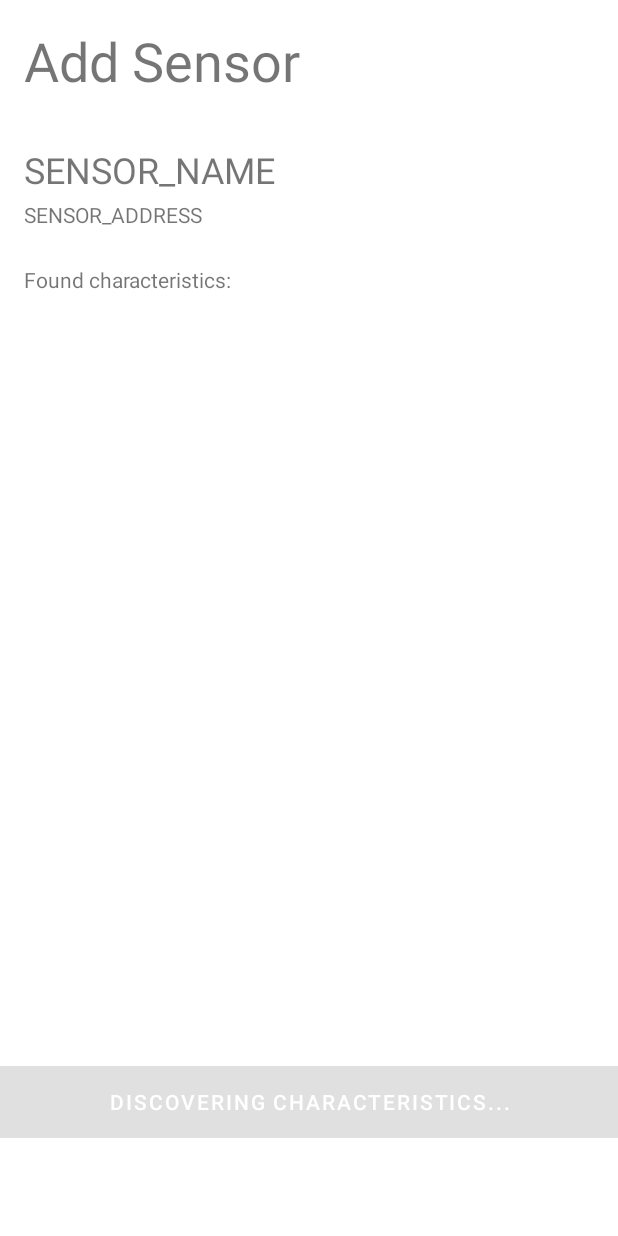
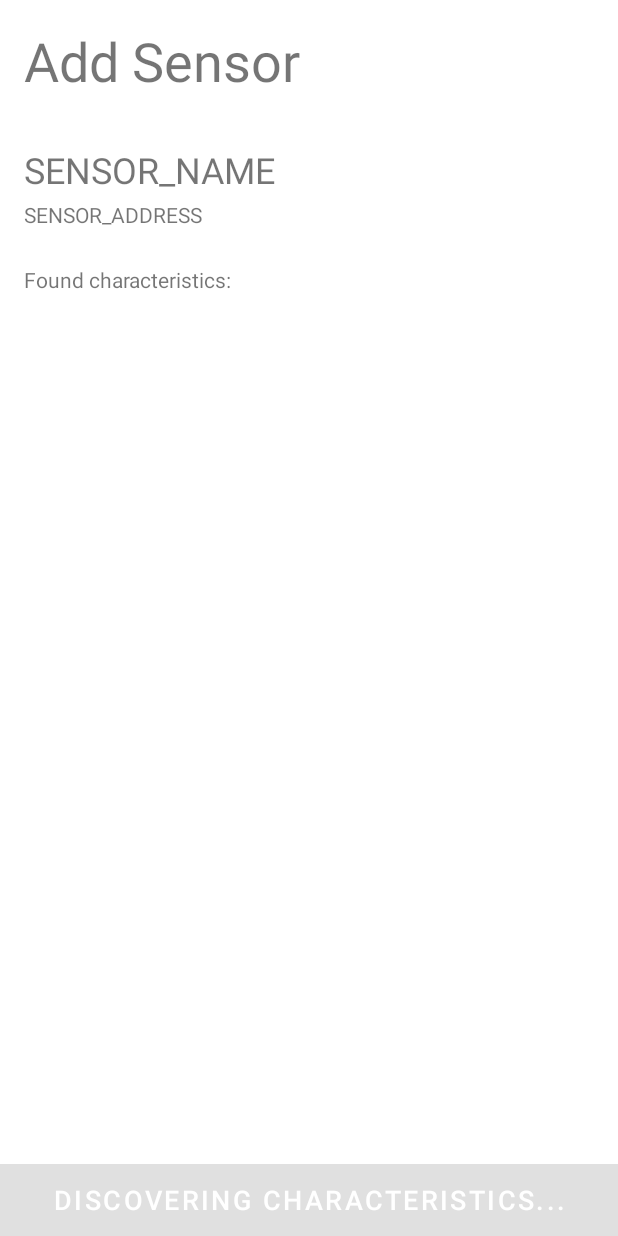
Before and after one commit to nemetz07/ble2cloud, an Android app: the layout add_sensor_fragment.xml on its own in the app's theme, with its tools: preview values and no code run, on a phone screen of 412 x 824 dp. Run offline under Robolectric (Android 15) with nearby library versions, the light colour scheme and no system bars.

Commit message:
Minor refactoring

```diff
--- a/app/src/main/java/com/nemetz/ble2cloud/connection/BLEScanSettings.kt
+++ b/app/src/main/java/com/nemetz/ble2cloud/connection/BLEScanSettings.kt
@@ -21,6 +21,6 @@ object BLEScanSettings {
         .setScanMode(ScanSettings.SCAN_MODE_BALANCED)
         .setNumOfMatches(ScanSettings.MATCH_NUM_ONE_ADVERTISEMENT)
         .setMatchMode(ScanSettings.MATCH_MODE_AGGRESSIVE)
-//        .setCallbackType(ScanSettings.CALLBACK_TYPE_FIRST_MATCH)
+        .setCallbackType(ScanSettings.CALLBACK_TYPE_FIRST_MATCH)
         .build()
 }
--- a/app/src/main/java/com/nemetz/ble2cloud/service/DataCollectionService.kt
+++ b/app/src/main/java/com/nemetz/ble2cloud/service/DataCollectionService.kt
@@ -259,8 +259,8 @@ class DataCollectionService : Service(), EventListener<QuerySnapshot> {
 
             if (locationRecord) {
                 fusedLocationClient?.lastLocation?.addOnSuccessListener {
-                    sensorData.latitude = it.latitude
-                    sensorData.longitude = it.longitude
+                    sensorData.latitude = it?.latitude
+                    sensorData.longitude = it?.longitude
                     sensorData.sensorName = sensor.BLESensor.name
                     sensorData.address = sensor.BLESensor.address
                     if (sensorValue.format != null) {
--- a/app/src/main/java/com/nemetz/ble2cloud/ui/addSensor/AddSensorFragment.kt
+++ b/app/src/main/java/com/nemetz/ble2cloud/ui/addSensor/AddSensorFragment.kt
@@ -1,5 +1,6 @@
 package com.nemetz.ble2cloud.ui.addSensor
 
+import android.annotation.SuppressLint
 import android.os.Bundle
 import android.view.LayoutInflater
 import android.view.View
@@ -57,7 +58,7 @@ class AddSensorFragment : BaseFragment() {
         viewModel.charactersitics = (context as MainActivity).viewModel.characteristics
 
         viewManager = LinearLayoutManager(context)
-        viewAdapter = CharacteristicsAdapter(viewModel.cellCharactersitics)
+        viewAdapter = CharacteristicsAdapter(viewModel.cellCharacteristics)
 
         addSensorRecyclerView.apply {
             layoutManager = viewManager
@@ -79,6 +80,7 @@ class AddSensorFragment : BaseFragment() {
         viewModel.discoverCharacteristics(context!!.applicationContext)
     }
 
+    @SuppressLint("SetTextI18n")
     @Subscribe
     fun onSensorServicesDiscovered(event: ServicesDiscoveredEvent) {
         uiScope.launch {
--- a/app/src/main/java/com/nemetz/ble2cloud/ui/addSensor/AddSensorViewModel.kt
+++ b/app/src/main/java/com/nemetz/ble2cloud/ui/addSensor/AddSensorViewModel.kt
@@ -22,7 +22,7 @@ class AddSensorViewModel : ViewModel() {
     var bluetoothGatt: BluetoothGatt? = null
     var services: MutableList<BluetoothGattService>? = null
     var sensor: BLESensor? = null
-    val cellCharactersitics: ArrayList<CharacteristicCell> = arrayListOf()
+    val cellCharacteristics: ArrayList<CharacteristicCell> = arrayListOf()
 
     lateinit var charactersitics: ArrayList<BLECharacteristic>
 
@@ -64,7 +64,7 @@ class AddSensorViewModel : ViewModel() {
                 val bleCharacteristic =
                     charactersitics.find { it.uuid == characteristic.uuid.toString() }
                 bleCharacteristic?.data?.forEach { dataFormat ->
-                    cellCharactersitics.add(
+                    cellCharacteristics.add(
                         CharacteristicCell(
                             name = dataFormat.name,
                             uuid = bleCharacteristic.uuid ?: "-",
@@ -87,7 +87,7 @@ class AddSensorViewModel : ViewModel() {
     }
 
     fun saveSensor(cloudConnector: CloudConnector) {
-        cellCharactersitics.forEach { characteristic ->
+        cellCharacteristics.forEach { characteristic ->
             if (characteristic.enabled) {
                 val myCharacteristic = charactersitics.find { it.uuid == characteristic.uuid }
                 val dataFormat = myCharacteristic?.data?.find { it.name == characteristic.name }
--- a/app/src/main/java/com/nemetz/ble2cloud/utils/FirebaseCollections.kt
+++ b/app/src/main/java/com/nemetz/ble2cloud/utils/FirebaseCollections.kt
@@ -2,7 +2,7 @@ package com.nemetz.ble2cloud.utils
 
 object FirebaseCollections {
     const val SENSORS = "sensors"
-    const val CHARACTERISTICS = "cellCharactersitics"
+    const val CHARACTERISTICS = "characteristics"
     const val DATA = "data"
     const val VALUES = "values"
 }
--- a/app/src/main/res/layout/add_sensor_fragment.xml
+++ b/app/src/main/res/layout/add_sensor_fragment.xml
@@ -4,7 +4,6 @@
     xmlns:tools="http://schemas.android.com/tools"
     android:layout_width="match_parent"
     android:layout_height="match_parent"
-    android:paddingBottom="@dimen/bottom_navbar_height"
     tools:context=".ui.addSensor.AddSensorFragment">
 
     <TextView
@@ -15,7 +14,8 @@
         android:text="SENSOR_NAME"
         android:textSize="24sp"
         app:layout_constraintStart_toStartOf="@+id/addSensorTitleTV"
-        app:layout_constraintTop_toBottomOf="@+id/addSensorTitleTV" />
+        app:layout_constraintTop_toBottomOf="@+id/addSensorTitleTV"
+        tools:ignore="HardcodedText" />
 
     <TextView
         android:id="@+id/addSensorAddressTV"
@@ -24,7 +24,8 @@
         android:layout_marginTop="4dp"
         android:text="SENSOR_ADDRESS"
         app:layout_constraintStart_toStartOf="@+id/addSensorNameTV"
-        app:layout_constraintTop_toBottomOf="@+id/addSensorNameTV" />
+        app:layout_constraintTop_toBottomOf="@+id/addSensorNameTV"
+        tools:ignore="HardcodedText" />
 
     <TextView
         android:id="@+id/addSensorTitleTV"
@@ -35,7 +36,8 @@
         android:text="Add Sensor"
         android:textSize="36sp"
         app:layout_constraintStart_toStartOf="parent"
-        app:layout_constraintTop_toTopOf="parent" />
+        app:layout_constraintTop_toTopOf="parent"
+        tools:ignore="HardcodedText" />
 
     <TextView
         android:id="@+id/addSensorFoundCharacteristicsTV"
@@ -44,7 +46,8 @@
         android:layout_marginTop="24dp"
         android:text="Found characteristics:"
         app:layout_constraintStart_toStartOf="@+id/addSensorAddressTV"
-        app:layout_constraintTop_toBottomOf="@+id/addSensorAddressTV" />
+        app:layout_constraintTop_toBottomOf="@+id/addSensorAddressTV"
+        tools:ignore="HardcodedText" />
 
     <Button
         android:id="@+id/addSensorDoneButton"
@@ -56,9 +59,11 @@
         android:padding="0dp"
         android:text="Discovering characteristics..."
         android:textColor="#FFFFFF"
+        android:textSize="18sp"
         app:layout_constraintBottom_toBottomOf="parent"
         app:layout_constraintEnd_toEndOf="parent"
-        app:layout_constraintStart_toStartOf="parent" />
+        app:layout_constraintStart_toStartOf="parent"
+        tools:ignore="HardcodedText" />
 
     <androidx.recyclerview.widget.RecyclerView
         android:id="@+id/addSensorRecyclerView"
```
Also changed, not shown: app/src/main/java/com/nemetz/ble2cloud/MainActivity.kt (+11 -14 lines), app/src/main/java/com/nemetz/ble2cloud/ui/dataCollection/DataCollectionAdapter.kt (+6 -19 lines).
